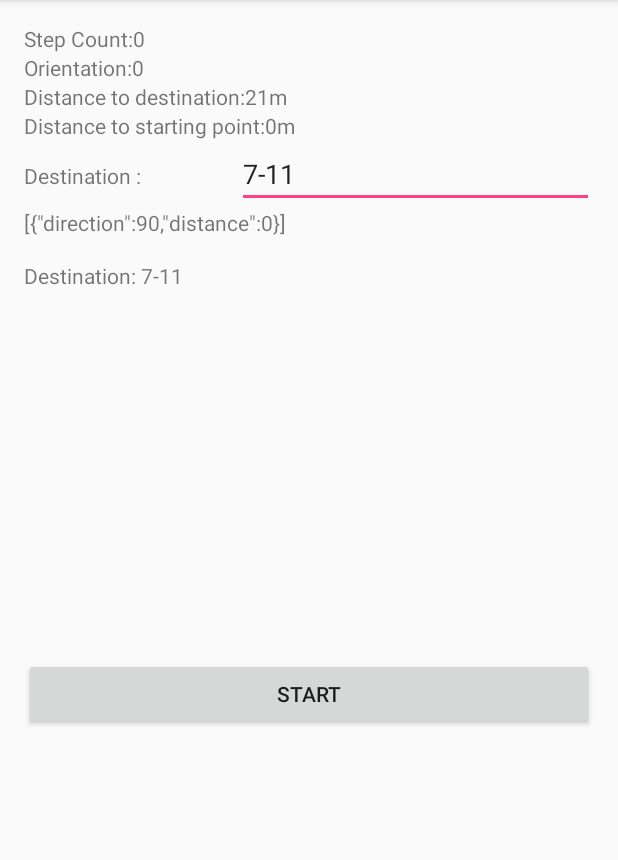
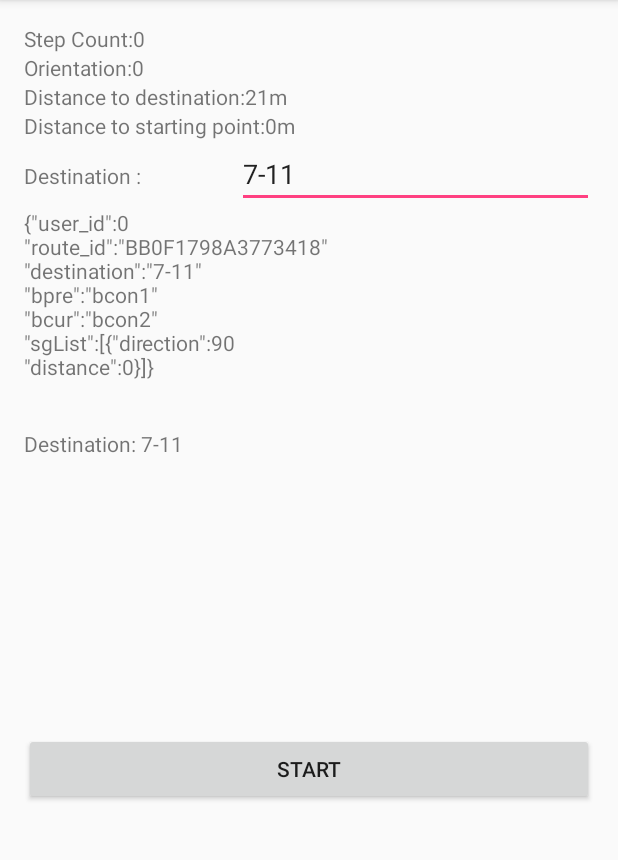
Before and after one commit to skip61017/CrowdNaivExperiment, an Android app: the screen it shows after launch (MainActivity), after a tap on "STOP", on a phone screen of 412 x 824 dp, the part 84-944 px from its top. Run offline under Robolectric (Android 15) with nearby library versions, the phone set to English and light mode, and no system bars; 1 other tap on this screen came first.

Commit message:
data capture successfully

```diff
--- a/app/src/main/AndroidManifest.xml
+++ b/app/src/main/AndroidManifest.xml
@@ -6,6 +6,9 @@
 
     <uses-permission android:name="android.permission.WRITE_EXTERNAL_STORAGE" />
     <uses-permission android:name="android.permission.READ_EXTERNAL_STORAGE" />
+
+    <uses-permission android:name="android.permission.ACCESS_WIFI_STATE" />
+
     <application
         android:allowBackup="true"
         android:icon="@mipmap/ic_launcher"
--- a/app/src/main/java/com/mslab/experience/crowdnaivexperiment/MainActivity.java
+++ b/app/src/main/java/com/mslab/experience/crowdnaivexperiment/MainActivity.java
@@ -1,15 +1,19 @@
 package com.mslab.experience.crowdnaivexperiment;
 
+import android.app.Application;
 import android.content.Context;
 import android.hardware.Sensor;
 import android.hardware.SensorEvent;
 import android.hardware.SensorEventListener;
 import android.hardware.SensorManager;
+import android.net.wifi.WifiInfo;
+import android.net.wifi.WifiManager;
 import android.os.Bundle;
 import android.os.Environment;
 import android.os.Handler;
 import android.os.HandlerThread;
 import android.os.Message;
+import android.provider.Settings;
 import android.support.v7.app.AppCompatActivity;
 import android.support.v7.widget.Toolbar;
 import android.util.Log;
@@ -40,8 +44,10 @@ import java.util.Collections;
 import java.util.Iterator;
 import java.util.LinkedList;
 import java.util.List;
+import java.util.Set;
 import java.util.Timer;
 import java.util.TimerTask;
+import java.util.UUID;
 
 public class MainActivity extends AppCompatActivity implements SensorEventListener,OnClickListener{
 
@@ -217,7 +223,13 @@ public class MainActivity extends AppCompatActivity implements SensorEventListen
                             editText_dest.setEnabled(true);
                             saveSegment(last_orien, sg_distance);
                             createPkData();
-                            TV_pkData.setText(sgList + "\n");
+
+                            String[] pkDataDetail = (pkData + "\n").split(",");
+                            String dataText = "";
+                            for (int i = 0; i < pkDataDetail.length; i++) {
+                                dataText += pkDataDetail[i] + "\n";
+                            }
+                            TV_pkData.setText(dataText);
                         }
                         else{
                             pkData = new JSONObject();
@@ -327,8 +339,8 @@ public class MainActivity extends AppCompatActivity implements SensorEventListen
 
     private void createPkData() {
         try{
-            pkData.put("user_id", "12345678");
-            pkData.put("route_id", "123");
+            pkData.put("user_id", getUserId());
+            pkData.put("route_id", getRouteId());
             pkData.put("destination", dest);
             pkData.put("bpre", "bcon1");
             pkData.put("bcur", "bcon2");
@@ -348,6 +360,17 @@ public class MainActivity extends AppCompatActivity implements SensorEventListen
         } catch (JSONException e) {
             e.printStackTrace();
         }
+    }
+
+    private String getUserId() {
+        String androidId = Settings.Secure.getString(getContentResolver(), Settings.Secure.ANDROID_ID);
+        return androidId.toUpperCase();
+    }
+
+    private String getRouteId() {
+        String[] uuid = UUID.randomUUID().toString().split("-");
+        String uniqueId = uuid[0] + uuid[1] + uuid[2];
+        return uniqueId.toUpperCase();
     }
 
     private void startSensor() {
--- a/app/src/main/res/layout/content_main.xml
+++ b/app/src/main/res/layout/content_main.xml
@@ -67,10 +67,19 @@
                 android:text="7-11" />
         </LinearLayout>
 
+        <ScrollView
+            android:layout_width="match_parent"
+            android:layout_height="350dp">
+
             <LinearLayout
-            android:orientation="horizontal"
                 android:layout_width="match_parent"
-            android:layout_height="wrap_content">
+                android:layout_height="wrap_content"
+                android:orientation="vertical">
+
+                <LinearLayout
+                    android:layout_width="match_parent"
+                    android:layout_height="match_parent"
+                    android:orientation="horizontal">
 
                     <TextView
                         android:id="@+id/textView2"
@@ -88,15 +97,6 @@
                         android:inputType="numberDecimal"
                         android:text="0.7" />
                 </LinearLayout>
-
-        <ScrollView
-            android:layout_width="match_parent"
-            android:layout_height="300dp">
-
-            <LinearLayout
-                android:layout_width="match_parent"
-                android:layout_height="wrap_content"
-                android:orientation="vertical">
 
                 <TextView
                     android:id="@+id/textView_PkData"
```
Lines whose indentation alone changed are shown as unchanged.
